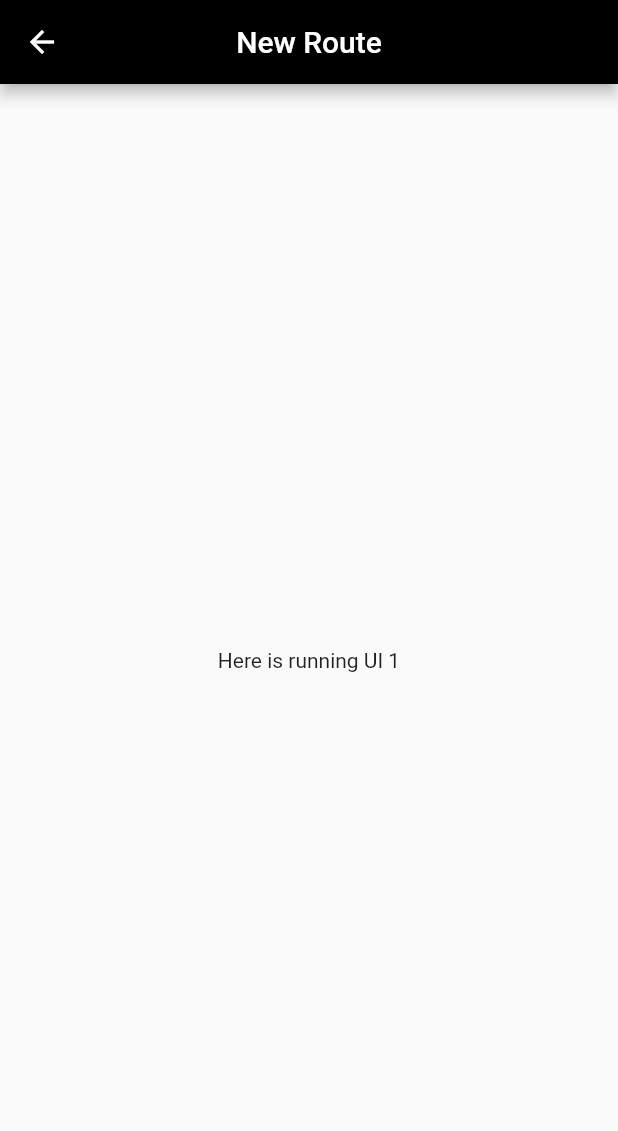
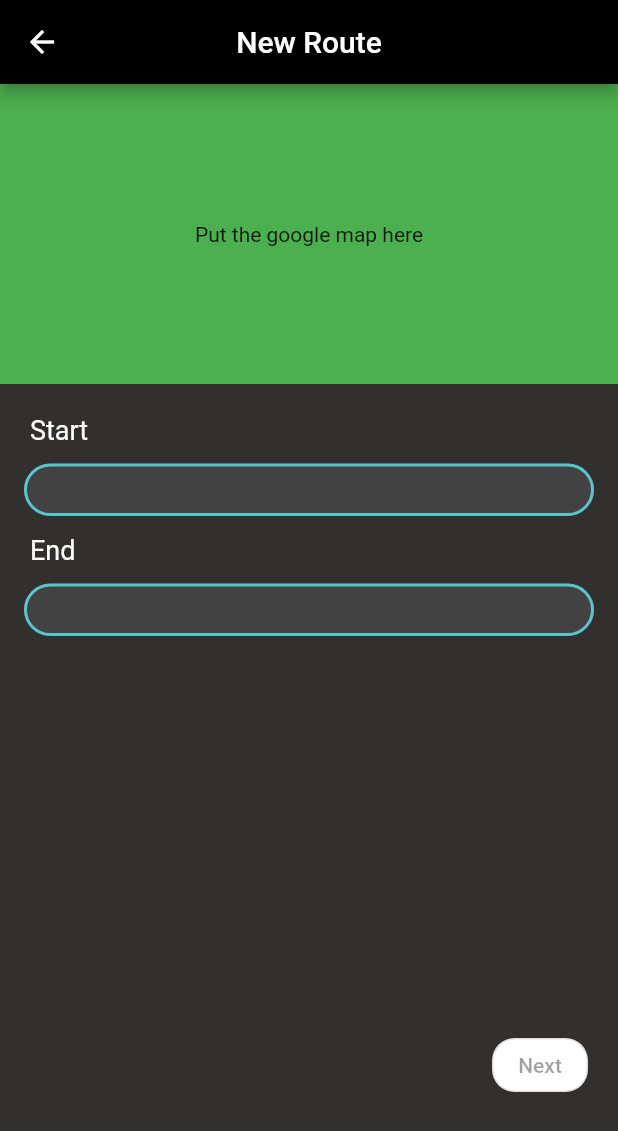
Before and after one commit to wencheng1298/CZ2006---RunCool, a Flutter app: the CreateRunningUI1 screen opened directly, on a phone screen of 412 x 824 dp. Shown: the top 1131 px of the screen. Run offline on Flutter 3.47's test engine with Material 2 defaults, Android fonts, the light colour scheme and no system bars; our stand-ins replace curved_navigation_bar.

Commit message:
Running Event UI1

```diff
--- a/runcool/lib/pages/RunningUI/CreateRunningUI1.dart
+++ b/runcool/lib/pages/RunningUI/CreateRunningUI1.dart
@@ -6,9 +6,40 @@ class CreateRunningUI1 extends StatefulWidget {
 }
 
 class _CreateRunningUI1State extends State<CreateRunningUI1> {
+  Color _background = Color(0xff322F2F);
+  Color _turqoise = Color(0xff58C5CC);
+
+  Widget _buildTextField() {
+    return Theme(
+      data: Theme.of(context).copyWith(splashColor: Colors.transparent),
+      child: Container(
+        height: 35,
+        child: TextField(
+          autofocus: false,
+          keyboardType: TextInputType.streetAddress,
+          style: TextStyle(color: Colors.white),
+          decoration: InputDecoration(
+            filled: true,
+            fillColor: Colors.grey[800],
+            contentPadding: EdgeInsets.only(left: 14, bottom: 8, top: 8),
+            focusedBorder: OutlineInputBorder(
+              borderSide: BorderSide(color: _turqoise, width: 2),
+              borderRadius: BorderRadius.circular(35),
+            ),
+            enabledBorder: OutlineInputBorder(
+              borderSide: BorderSide(color: _turqoise, width: 2),
+              borderRadius: BorderRadius.circular(35),
+            ),
+          ),
+        ),
+      ),
+    );
+  }
+
   @override
   Widget build(BuildContext context) {
     return Scaffold(
+      resizeToAvoidBottomInset: false,
       appBar: AppBar(
         backgroundColor: Colors.black,
         centerTitle: true,
@@ -18,8 +49,73 @@ class _CreateRunningUI1State extends State<CreateRunningUI1> {
           textAlign: TextAlign.center,
         ),
       ),
-      body: Center(
-        child: Text("Here is running UI 1"),
+      body: Container(
+        height: MediaQuery.of(context).size.height,
+        color: _background,
+        child: Column(
+          children: [
+            Container(
+              height: 200,
+              width: MediaQuery.of(context).size.width,
+              color: Colors.green,
+              child: Center(
+                child: Text("Put the google map here"),
+              ),
+            ),
+            Container(
+              height: 410,
+              child: ListView(
+                padding: EdgeInsets.all(8),
+                children: [
+                  Align(
+                    alignment: Alignment.topLeft,
+                    child: Padding(
+                      padding: const EdgeInsets.all(12),
+                      child: Text(
+                        "Start",
+                        textAlign: TextAlign.left,
+                        style: TextStyle(fontSize: 18, color: Colors.white),
+                      ),
+                    ),
+                  ),
+                  Padding(
+                    padding: const EdgeInsets.only(left: 8.0, right: 8),
+                    child: _buildTextField(),
+                  ),
+                  Align(
+                    alignment: Alignment.topLeft,
+                    child: Padding(
+                      padding: const EdgeInsets.all(12),
+                      child: Text(
+                        "End",
+                        textAlign: TextAlign.left,
+                        style: TextStyle(fontSize: 18, color: Colors.white),
+                      ),
+                    ),
+                  ),
+                  Padding(
+                    padding: const EdgeInsets.only(left: 8.0, right: 8),
+                    child: _buildTextField(),
+                  ),
+                ],
+              ),
+            ),
+            Container(
+              padding: const EdgeInsets.only(top: 20, right: 20),
+              alignment: Alignment.bottomRight,
+              child: OutlinedButton(
+                child: Text('Next'),
+                onPressed: null,
+                style: TextButton.styleFrom(
+                    backgroundColor: Colors.white,
+                    primary: Colors.black,
+                    shape: RoundedRectangleBorder(
+                      borderRadius: BorderRadius.circular(15),
+                    )),
+              ),
+            )
+          ],
+        ),
       ),
     );
   }
```
